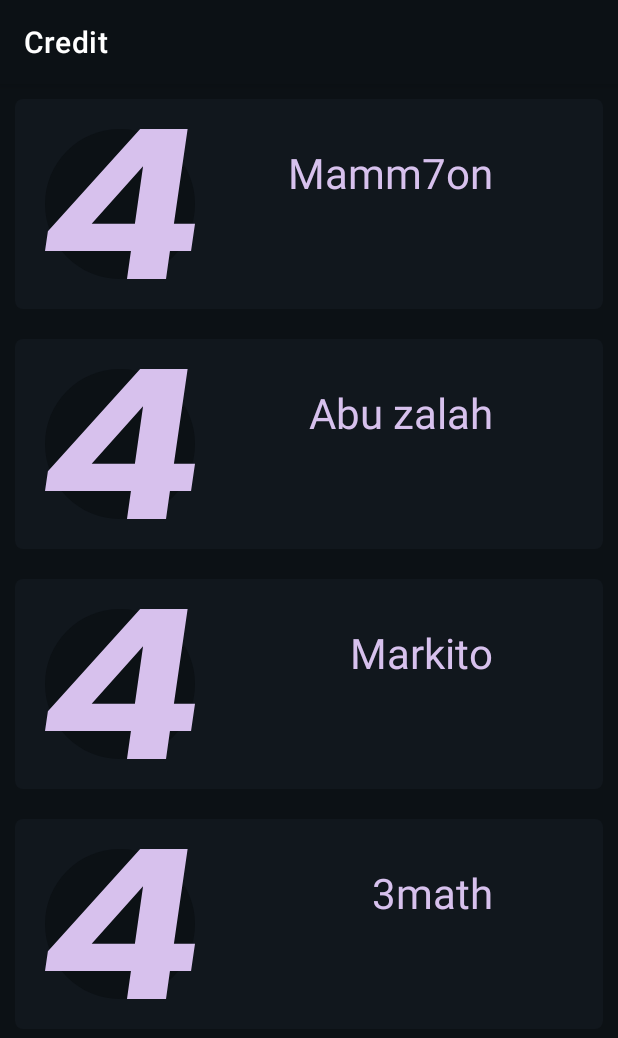
After one commit to mahmoudk1000/univ_midterm_mobile_project, an Android app: the CreditActivity screen opened directly, with no data from a screen before it, on a phone screen of 412 x 824 dp. The commit adds this screen. Shown: the top 1038 px of the screen. Run offline under Robolectric (Android 15) with nearby library versions, the phone set to English and light mode, and no system bars.

Commit message:
last commit for this pain in as* project I hope

```diff
--- a/app/build.gradle
+++ b/app/build.gradle
@@ -32,6 +32,9 @@ dependencies {
     implementation 'androidx.appcompat:appcompat:1.4.1'
     implementation 'com.google.android.material:material:1.5.0'
     implementation 'androidx.constraintlayout:constraintlayout:2.0.4'
+    implementation 'androidx.work:work-runtime:2.7.1'
+    implementation 'androidx.recyclerview:recyclerview:1.3.0-alpha02'
+    implementation 'com.kfaraj.support:recyclerview:3.0.8'
     testImplementation 'junit:junit:4.13.2'
     androidTestImplementation 'androidx.test.ext:junit:1.1.3'
     androidTestImplementation 'androidx.test.espresso:espresso-core:3.4.0'
--- /dev/null
+++ b/app/src/main/java/com/example/vierapps/CreditActivity.java
@@ -0,0 +1,36 @@
+package com.example.vierapps;
+
+import android.os.Bundle;
+
+import androidx.appcompat.app.AppCompatActivity;
+import androidx.recyclerview.widget.LinearLayoutManager;
+import androidx.recyclerview.widget.RecyclerView;
+
+import java.util.ArrayList;
+
+public class CreditActivity extends AppCompatActivity {
+
+    private RecyclerView recyclerView;
+    private CreditAdaptor creditAdaptor;
+    private ArrayList<Post> posts;
+
+    @Override
+    protected void onCreate(Bundle savedInstanceState) {
+        super.onCreate(savedInstanceState);
+        setContentView(R.layout.credit_activity);
+
+        recyclerView = findViewById(R.id.recycleview_posts);
+        posts = new ArrayList<>();
+
+        posts.add(new Post("Mamm7on", "bny-adam", ""));
+        posts.add(new Post("Abu zalah", "bny-adam", ""));
+        posts.add(new Post("Markito", "bny-adam", ""));
+        posts.add(new Post("3math", "msh bny-adam", ""));
+
+
+        creditAdaptor = new CreditAdaptor(this, posts);
+
+        recyclerView.setLayoutManager(new LinearLayoutManager(this));
+        recyclerView.setAdapter(creditAdaptor);
+    }
+}
--- /dev/null
+++ b/app/src/main/java/com/example/vierapps/CreditAdaptor.java
@@ -0,0 +1,55 @@
+package com.example.vierapps;
+
+import android.content.Context;
+import android.view.LayoutInflater;
+import android.view.View;
+import android.view.ViewGroup;
+import android.widget.TextView;
+
+import androidx.annotation.NonNull;
+import androidx.recyclerview.widget.RecyclerView;
+
+import java.util.List;
+
+public class CreditAdaptor extends RecyclerView.Adapter<CreditAdaptor.ViewHolder> {
+
+    public static class ViewHolder extends RecyclerView.ViewHolder {
+
+        TextView name, desc;
+
+        public ViewHolder(@NonNull View itemView) {
+            super(itemView);
+
+            name = itemView.findViewById(R.id.name);
+            desc = itemView.findViewById(R.id.desc);
+        }
+    }
+
+    private Context context;
+    private List<Post> posts;
+
+    public CreditAdaptor(Context c, List<Post> postList) {
+        this.context = c;
+        posts = postList;
+
+    }
+
+    @NonNull
+    @Override
+    public CreditAdaptor.ViewHolder onCreateViewHolder(@NonNull ViewGroup parent, int viewType) {
+        View v = LayoutInflater.from(context).inflate(R.layout.item_post, parent, false);
+        return new ViewHolder(v);
+    }
+
+    @Override
+    public void onBindViewHolder(@NonNull CreditAdaptor.ViewHolder holder, int position) {
+        Post p = posts.get(position);
+        holder.name.setText(p.getName());
+        holder.desc.setText(p.getDesc());
+    }
+
+    @Override
+    public int getItemCount() {
+        return posts.size();
+    }
+}
--- /dev/null
+++ b/app/src/main/java/com/example/vierapps/Post.java
@@ -0,0 +1,40 @@
+package com.example.vierapps;
+
+public class Post {
+    String name;
+    String desc;
+    String image;
+
+    public Post() {
+    }
+
+    public Post(String name, String desc, String image) {
+        this.name = name;
+        desc = desc;
+        this.image = image;
+    }
+
+    public String getName() {
+        return name;
+    }
+
+    public void setName(String name) {
+        this.name = name;
+    }
+
+    public String getDesc() {
+        return desc;
+    }
+
+    public void setDesc(String desc) {
+        this.desc = desc;
+    }
+
+    public String getImage() {
+        return image;
+    }
+
+    public void setImage(String image) {
+        this.image = image;
+    }
+}
--- /dev/null
+++ b/app/src/main/res/layout/credit_activity.xml
@@ -0,0 +1,17 @@
+<?xml version="1.0" encoding="utf-8"?>
+<RelativeLayout
+    xmlns:android="http://schemas.android.com/apk/res/android"
+    xmlns:app="http://schemas.android.com/apk/res-auto"
+    xmlns:tools="http://schemas.android.com/tools"
+    android:layout_width="match_parent"
+    android:layout_height="match_parent"
+    tools:context=".CreditActivity"
+    android:background="@color/dark_background"
+    android:orientation="vertical" >
+
+    <androidx.recyclerview.widget.RecyclerView
+        android:id="@+id/recycleview_posts"
+        android:layout_width="match_parent"
+        android:layout_height="match_parent" />
+
+</RelativeLayout>
--- /dev/null
+++ b/app/src/main/res/layout/item_post.xml
@@ -0,0 +1,44 @@
+<?xml version="1.0" encoding="utf-8"?>
+<RelativeLayout
+    xmlns:android="http://schemas.android.com/apk/res/android"
+    android:layout_width="match_parent"
+    android:layout_height="wrap_content"
+    android:background="@drawable/rounded_corners"
+    android:padding="20dp"
+    android:layout_margin="10dp">
+
+    <ImageView
+        android:id="@+id/image"
+        android:layout_width="100dp"
+        android:layout_height="100dp"
+        android:src="@drawable/icon_launcher" />
+
+    <TextView
+        android:id="@+id/name"
+        android:layout_width="wrap_content"
+        android:layout_height="wrap_content"
+        android:layout_alignRight="@+id/image"
+        android:layout_alignParentEnd="true"
+        android:layout_marginLeft="30dp"
+        android:layout_marginTop="10dp"
+        android:layout_marginEnd="53dp"
+        android:layout_marginRight="-219dp"
+        android:text="TEXTER TEST"
+        android:textColor="@color/accent"
+        android:textSize="28sp" />
+
+    <TextView
+        android:id="@+id/desc"
+        android:layout_width="wrap_content"
+        android:layout_height="wrap_content"
+        android:layout_below="@+id/name"
+        android:layout_alignRight="@+id/image"
+        android:layout_alignParentEnd="true"
+        android:layout_marginLeft="30dp"
+        android:layout_marginTop="13dp"
+        android:layout_marginEnd="296dp"
+        android:layout_marginRight="-107dp"
+        android:text="TEST"
+        android:textColor="@color/accent"
+        android:textSize="20sp" />
+</RelativeLayout>
--- a/app/src/main/res/values-night/themes.xml
+++ b/app/src/main/res/values-night/themes.xml
@@ -6,11 +6,11 @@
         <item name="colorPrimaryVariant">@color/background</item>
         <item name="colorOnPrimary">@color/foreground</item>
         <item name="colorOnSurface">@color/dark_background</item>
-        <item name="colorSurface">@color/light_accent</item>
+        <item name="colorSurface">@color/accent</item>
         <!-- Secondary brand color. -->
-        <item name="colorSecondary">@color/light_accent</item>
-        <item name="colorSecondaryVariant">@color/light_accent</item>
-        <item name="colorOnSecondary">@color/light_accent</item>
+        <item name="colorSecondary">@color/accent</item>
+        <item name="colorSecondaryVariant">@color/accent</item>
+        <item name="colorOnSecondary">@color/accent</item>
         <!-- Status bar color. -->
         <item name="android:statusBarColor">@color/dark_background</item>
         <item name="android:navigationBarColor">@color/dark_background</item>
--- a/app/src/main/res/values/strings.xml
+++ b/app/src/main/res/values/strings.xml
@@ -23,4 +23,5 @@
     <string name="battery_broadcast">"Battery BroadCast"</string>
     <string name="power_connected">On Power \'n light</string>
     <string name="power_disconnected">No Power \'n Dark</string>
+    <string name="credit">Credit</string>
 </resources>
--- a/app/src/main/res/values/themes.xml
+++ b/app/src/main/res/values/themes.xml
@@ -6,11 +6,11 @@
     <item name="colorPrimaryVariant">@color/background</item>
     <item name="colorOnPrimary">@color/foreground</item>
     <item name="colorOnSurface">@color/dark_background</item>
-        <item name="colorSurface">@color/accent</item>
+    <item name="colorSurface">@color/light_accent</item>
     <!-- Secondary brand color. -->
-        <item name="colorSecondary">@color/accent</item>
-        <item name="colorSecondaryVariant">@color/accent</item>
-        <item name="colorOnSecondary">@color/accent</item>
+    <item name="colorSecondary">@color/light_accent</item>
+    <item name="colorSecondaryVariant">@color/light_accent</item>
+    <item name="colorOnSecondary">@color/light_accent</item>
     <!-- Status bar color. -->
     <item name="android:statusBarColor">@color/dark_background</item>
     <item name="android:navigationBarColor">@color/dark_background</item>
```
Also changed, not shown: app/src/main/AndroidManifest.xml (+7 -0 lines), app/src/main/java/com/example/vierapps/MainActivity.java (+10 -0 lines), app/src/main/java/com/example/vierapps/StopActivity.java (+87 -0 lines), app/src/main/res/layout/activity_main.xml (+10 -0 lines), 2 other files. Lines whose indentation alone changed are shown as unchanged.
